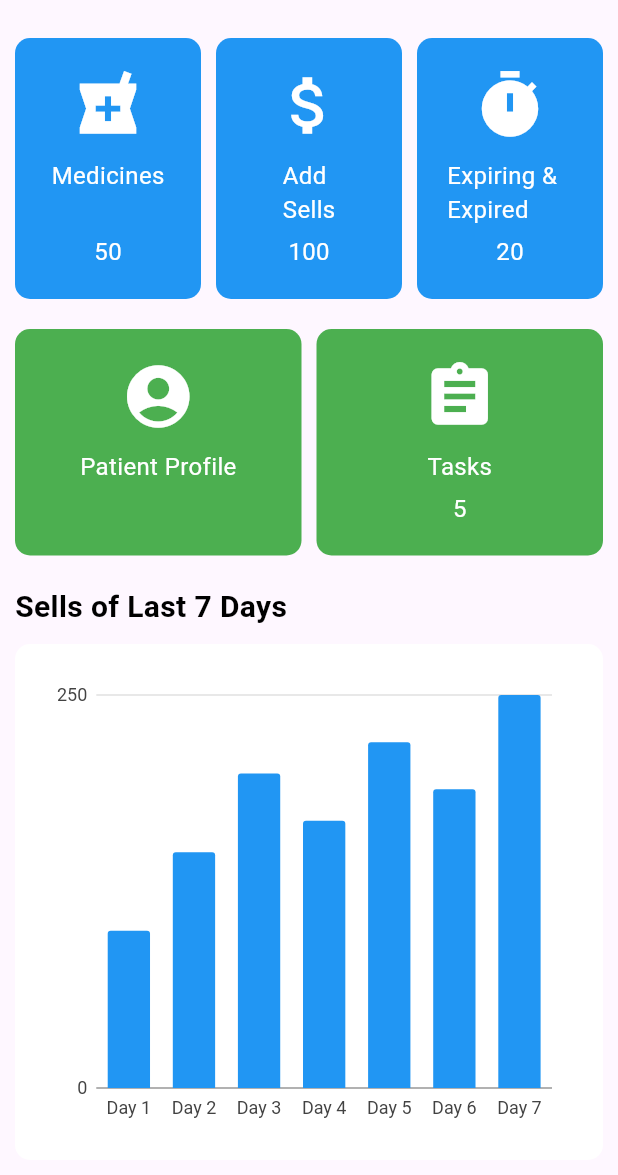
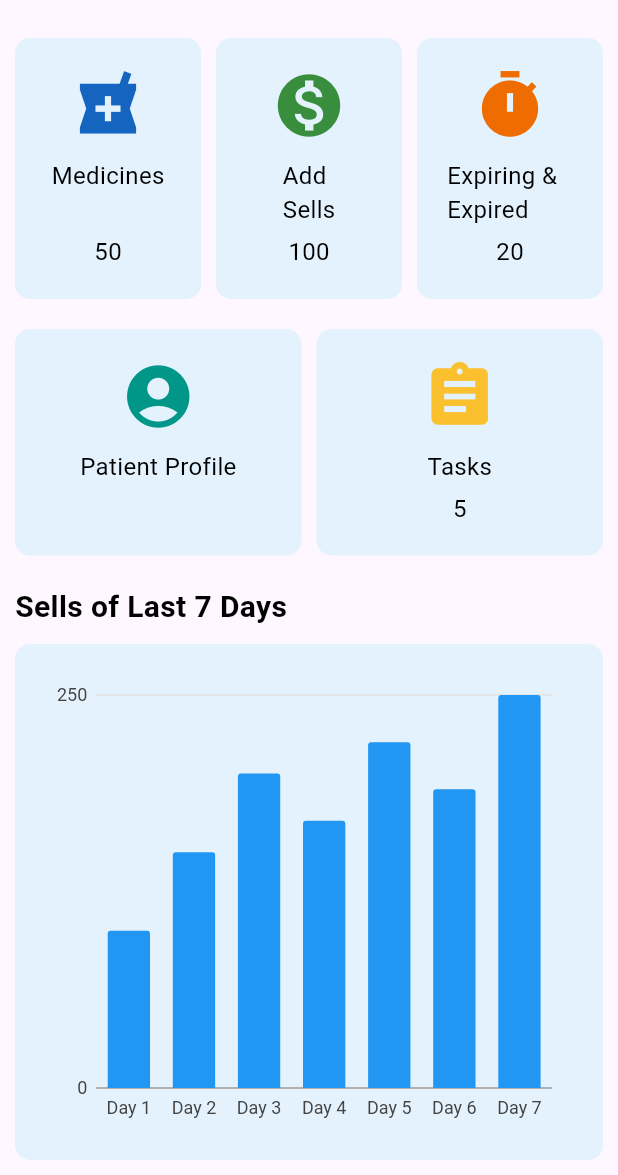
Before and after one commit to Arthurdotself/Flutter-pharmacy-management-system, a Flutter app: the DashboardPage screen opened directly, on a phone screen of 412 x 824 dp, the part 61-1236 px from its top. Run offline on Flutter 3.47's test engine with Material 3 defaults, Android fonts, the phone set to English and light mode, and no system bars; our stand-ins replace awesome_dialog, charts_flutter, cloud_firestore, firebase_auth, firebase_core, firebase_storage and 5 more; missing offline and left inert: flutter_barcode_scanner; accounts and stored records are empty.

Commit message:
color changing of dashboard

```diff
--- a/lib/pages/dashboard.dart
+++ b/lib/pages/dashboard.dart
@@ -29,7 +29,8 @@ class DashboardPage extends StatelessWidget {
                     title: 'Medicines\n',
                     icon: Icons.local_pharmacy,
                     number: 50, // Replace with actual number of medicines
-                    color: Colors.blue, // Customize color
+                    color: Colors.blue.shade50,
+                    iconColor: Colors.blue.shade800,// Customize color
                     onTap: () {
                       // Add functionality for the Medicines container
                     },
@@ -39,9 +40,10 @@ class DashboardPage extends StatelessWidget {
                 Expanded(
                   child: _buildDashboardItem(
                     title: 'Add\nSells',
-                    icon: Icons.attach_money,
+                    icon: Icons.monetization_on,
                     number: 100, // Replace with actual number of sells
-                    color: Colors.blue, // Customize color
+                    color: Colors.blue.shade50,
+                    iconColor: Colors.green.shade700,// Customize color
                     onTap: () {
                       // Add functionality for the Sells container
                     },
@@ -53,7 +55,8 @@ class DashboardPage extends StatelessWidget {
                     title: 'Expiring & Expired',
                     icon: Icons.timer,
                     number: 20, // Replace with actual number of expiring/expired
-                    color: Colors.blue, // Customize color
+                    color: Colors.blue.shade50,
+                    iconColor: Colors.orange.shade800,// Customize color
                     onTap: () {
                       // Add functionality for the Expiring & Expired container
                     },
@@ -71,7 +74,8 @@ class DashboardPage extends StatelessWidget {
                   child: _buildDashboardItem(
                     title: 'Patient Profile',
                     icon: Icons.account_circle,
-                    color: Colors.green, // Customize color
+                    color: Colors.blue.shade50,
+                    iconColor: Colors.teal.shade500,// Customize color
                     onTap: () {
                       // Add functionality for the Patient Profile container
                     },
@@ -84,7 +88,8 @@ class DashboardPage extends StatelessWidget {
                     title: 'Tasks',
                     icon: Icons.assignment,
                     number: 5, // Replace with actual number of tasks
-                    color: Colors.green, // Customize color
+                    color: Colors.blue.shade50,
+                    iconColor: Colors.yellow.shade700, // Customize color
                     onTap: () {
                       // Add functionality for the Tasks container
                     },
@@ -108,7 +113,7 @@ class DashboardPage extends StatelessWidget {
               child: Container(
                 padding: EdgeInsets.all(20.0),
                 decoration: BoxDecoration(
-                  color: Colors.white,
+                  color: Colors.blue.shade50,
                   borderRadius: BorderRadius.circular(10.0),
                 ),
                 child: _buildBarChart(),
@@ -124,7 +129,8 @@ class DashboardPage extends StatelessWidget {
     required String title,
     required IconData icon,
     int? number,
-    required Color color,
+    required Color color, // Color for the container background
+    required Color iconColor, // Color for the icon
     required VoidCallback onTap,
   }) {
     return GestureDetector(
@@ -141,14 +147,14 @@ class DashboardPage extends StatelessWidget {
             Icon(
               icon,
               size: 50.0,
-              color: Colors.white,
+              color: iconColor, // Set icon color
             ),
             SizedBox(height: 10.0),
             Text(
               title,
               style: TextStyle(
                 fontSize: 16.0, // Adjust font size as needed
-                color: Colors.white, // Adjust text color as needed
+                color: Colors.black, // Adjust text color as needed
               ),
             ),
             SizedBox(height: 5.0),
@@ -156,7 +162,7 @@ class DashboardPage extends StatelessWidget {
               number != null ? '$number' : '',
               style: TextStyle(
                 fontSize: 16.0, // Adjust font size as needed
-                color: Colors.white, // Adjust text color as needed
+                color: Colors.black, // Adjust text color as needed
               ),
             ),
           ],
@@ -164,6 +170,7 @@ class DashboardPage extends StatelessWidget {
       ),
     );
   }
+
 
   Widget _buildBarChart() {
     // Replace this data with your actual sells data
@@ -203,6 +210,9 @@ class DaySales {
 void main() {
   runApp(MaterialApp(
     home: DashboardPage(),
+    theme: ThemeData(
+      scaffoldBackgroundColor: Colors.black, // Change background color here
+    ),
   ));
 }
 
```
